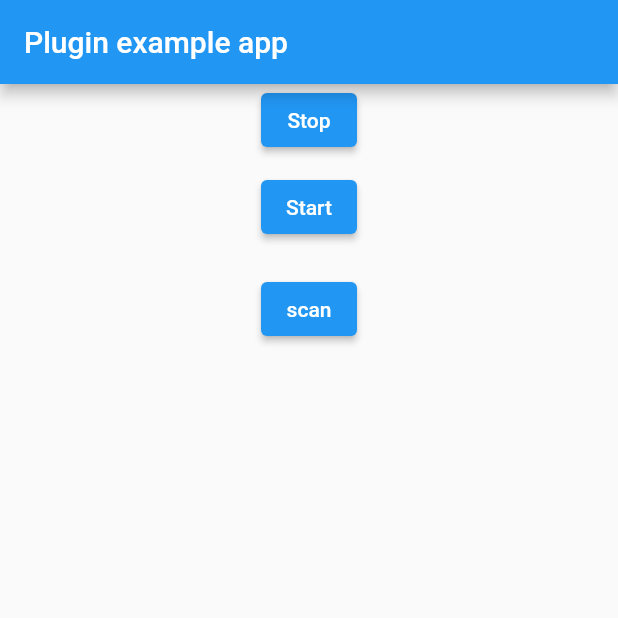
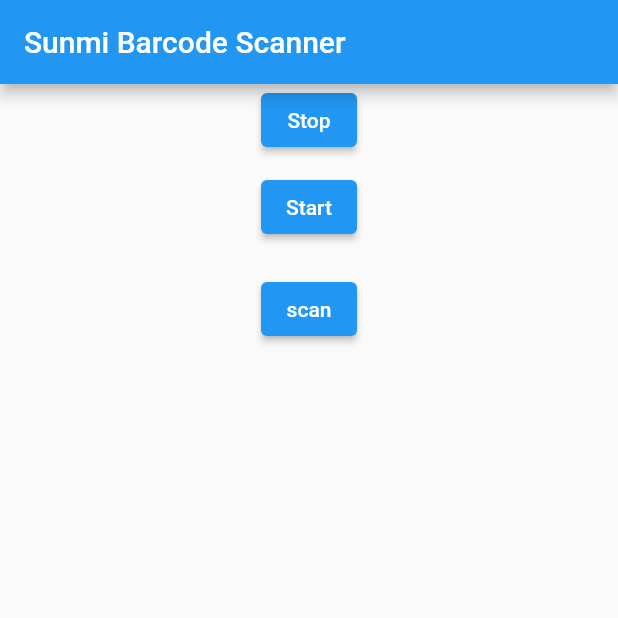
Before and after one commit to kyawthiha-android/sunmi_barcode_scanner, a Flutter app: the screen it shows after launch, on a phone screen of 412 x 824 dp, the top half of it. Run offline on Flutter 3.47's test engine with Material 2 defaults, Android fonts, the phone set to English and light mode, and no system bars.

Commit message:
add willpop scope to kill listener

```diff
--- a/example/lib/main.dart
+++ b/example/lib/main.dart
@@ -42,7 +42,7 @@ class _BarcodePageState extends State<BarcodePage> {
       onWillPop: () async => await SunmiBarcodeScanner.dispose ?? false,
       child: Scaffold(
         appBar: AppBar(
-          title: const Text('Plugin example app'),
+          title: const Text('Sunmi Barcode Scanner'),
         ),
         body: Center(
           child: Column(
--- a/lib/sunmi_barcode_scanner.dart
+++ b/lib/sunmi_barcode_scanner.dart
@@ -9,16 +9,16 @@ class SunmiBarcodeScanner {
   static const String KILL_SCAN_BARCODE = "kill_scan_barcode_event";
   static const String SUNMI_SCANNER_METHOD_CHANNEL = "sunmi_barcode_scanner";
   static EventChannel? _eventChannel;
-  static MethodChannel? _methodChannel = const MethodChannel(
-      SUNMI_SCANNER_METHOD_CHANNEL);
+  static MethodChannel? _methodChannel;
 
   static Future<bool?> get scan async {
     return await _methodChannel?.invokeMethod(SCAN_BARCODE);
   }
 
   static Stream<String>? get init {
+    _methodChannel = const MethodChannel(SUNMI_SCANNER_METHOD_CHANNEL);
     _eventChannel = const EventChannel(BARCODE_LISTENER_METHOD);
-    // final String? scan = await _channel.invokeMethod(INIT_SCANNER);
+
     return _eventChannel
         ?.receiveBroadcastStream()
         .map((event) => event.toString());
@@ -33,6 +33,7 @@ class SunmiBarcodeScanner {
   static Future<bool?> get dispose async {
     bool? success = await _methodChannel?.invokeMethod(KILL_SCAN_BARCODE);
     _eventChannel = null;
+    _methodChannel = null;
     return success;
   }
 }
```
Also changed, not shown: 1 other file.
